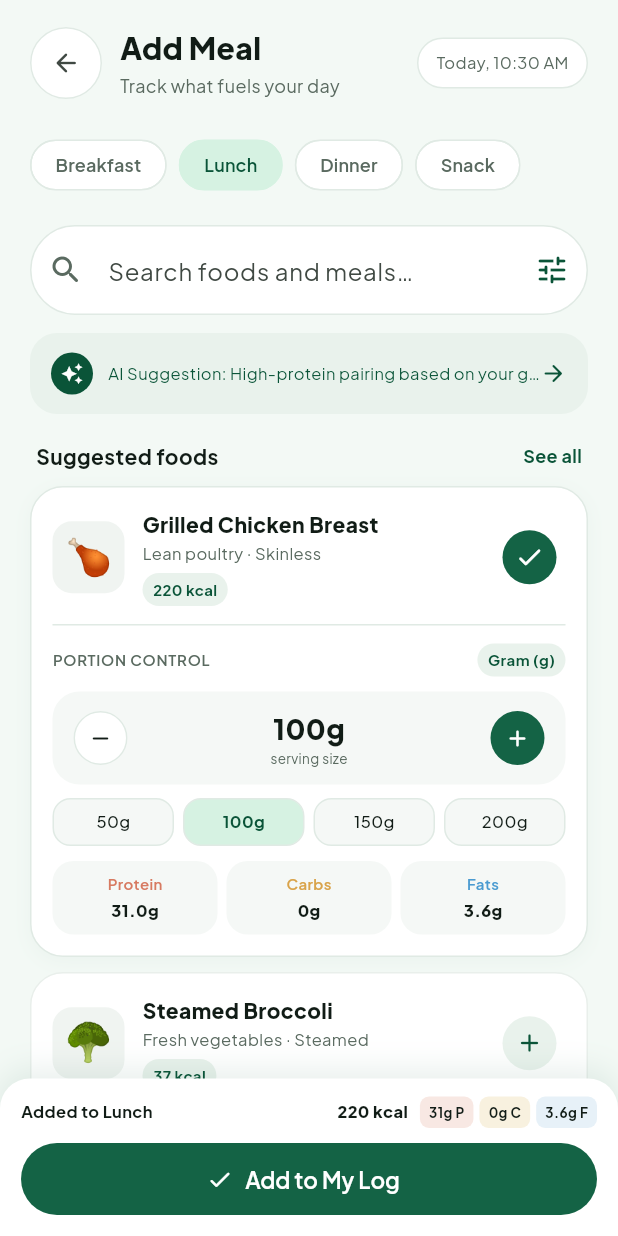
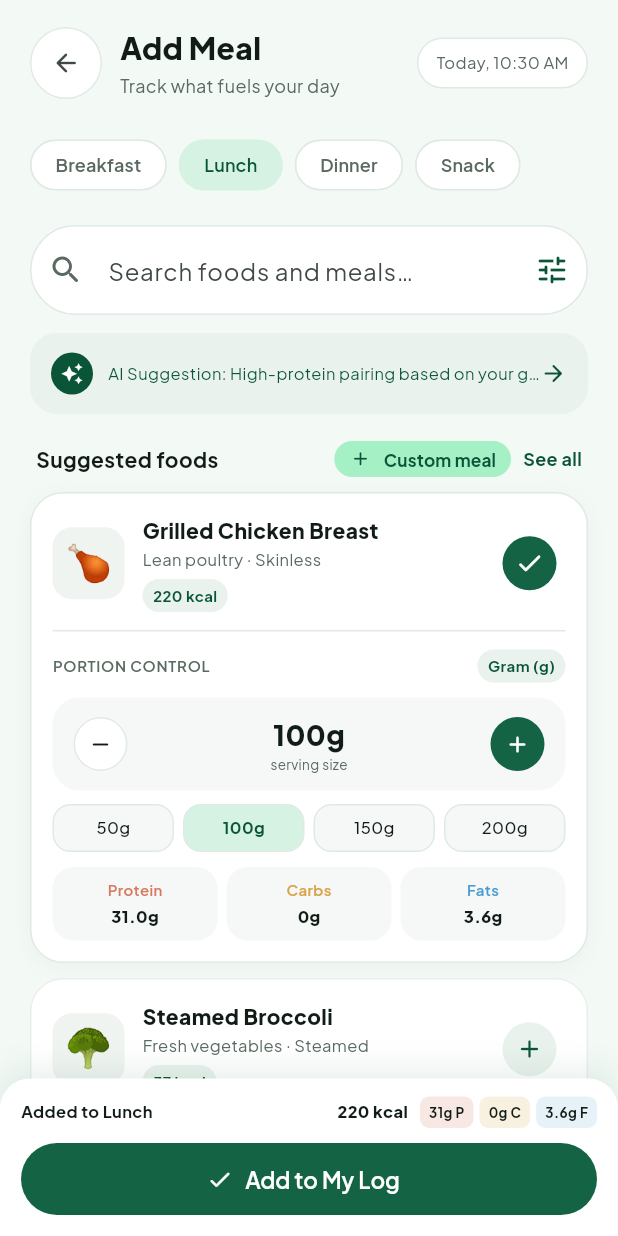
Before and after one commit to Nabil2099/nutration_ai, a Flutter app: the _AddMealView screen opened directly, on a phone screen of 412 x 824 dp. Run offline on Flutter 3.47's test engine with Material 3 defaults, Android fonts, the phone set to English and light mode, and no system bars; our stand-ins replace cloud_firestore, dio, firebase_auth, firebase_core, flutter_bloc, flutter_dotenv and 1 more; accounts and stored records are empty.

Commit message:
feat: add meal type filtering and custom food creation in add meal screen

```diff
--- a/lib/features/meals/data/models/suggested_food.dart
+++ b/lib/features/meals/data/models/suggested_food.dart
@@ -7,6 +7,7 @@ class SuggestedFood {
     required this.carbsPer100g,
     required this.fatPer100g,
     required this.emoji,
+    this.mealTypes = const {'Breakfast', 'Lunch', 'Dinner', 'Snack'},
   });
 
   final String name;
@@ -16,8 +17,10 @@ class SuggestedFood {
   final double carbsPer100g;
   final double fatPer100g;
   final String emoji;
+  final Set<String> mealTypes;
 
   static const suggestions = [
+    // Lunch & Dinner staples (kept first for default Lunch selection)
     SuggestedFood(
       name: 'Grilled Chicken Breast',
       subtitle: 'Lean poultry · Skinless',
@@ -26,6 +29,7 @@ class SuggestedFood {
       carbsPer100g: 0,
       fatPer100g: 3.6,
       emoji: '🍗',
+      mealTypes: {'Lunch', 'Dinner'},
     ),
     SuggestedFood(
       name: 'Steamed Broccoli',
@@ -35,6 +39,7 @@ class SuggestedFood {
       carbsPer100g: 7.2,
       fatPer100g: 0.4,
       emoji: '🥦',
+      mealTypes: {'Lunch', 'Dinner'},
     ),
     SuggestedFood(
       name: 'Brown Rice',
@@ -44,6 +49,161 @@ class SuggestedFood {
       carbsPer100g: 25.6,
       fatPer100g: 1,
       emoji: '🍚',
+      mealTypes: {'Lunch', 'Dinner'},
+    ),
+    // Breakfast
+    SuggestedFood(
+      name: 'Rolled Oats & Berries',
+      subtitle: 'Breakfast · High fiber',
+      caloriesPer100g: 145,
+      proteinPer100g: 5.2,
+      carbsPer100g: 25.4,
+      fatPer100g: 2.6,
+      emoji: '🥣',
+      mealTypes: {'Breakfast'},
+    ),
+    SuggestedFood(
+      name: 'Scrambled Eggs',
+      subtitle: 'Breakfast · Whole eggs',
+      caloriesPer100g: 149,
+      proteinPer100g: 10.6,
+      carbsPer100g: 1.6,
+      fatPer100g: 11.0,
+      emoji: '🍳',
+      mealTypes: {'Breakfast'},
+    ),
+    SuggestedFood(
+      name: 'Avocado Whole-Grain Toast',
+      subtitle: 'Breakfast · Healthy fats',
+      caloriesPer100g: 215,
+      proteinPer100g: 6.1,
+      carbsPer100g: 22.0,
+      fatPer100g: 11.4,
+      emoji: '🥑',
+      mealTypes: {'Breakfast', 'Snack'},
+    ),
+    SuggestedFood(
+      name: 'Greek Yogurt Parfait',
+      subtitle: 'Breakfast · High protein',
+      caloriesPer100g: 97,
+      proteinPer100g: 9.0,
+      carbsPer100g: 7.5,
+      fatPer100g: 3.2,
+      emoji: '🥛',
+      mealTypes: {'Breakfast', 'Snack'},
+    ),
+    // Lunch
+    SuggestedFood(
+      name: 'Quinoa & Chickpea Salad',
+      subtitle: 'Lunch · Plant protein',
+      caloriesPer100g: 158,
+      proteinPer100g: 6.4,
+      carbsPer100g: 23.2,
+      fatPer100g: 4.5,
+      emoji: '🥗',
+      mealTypes: {'Lunch', 'Dinner'},
+    ),
+    SuggestedFood(
+      name: 'Turkey & Hummus Wrap',
+      subtitle: 'Lunch · Balanced wrap',
+      caloriesPer100g: 192,
+      proteinPer100g: 14.5,
+      carbsPer100g: 20.8,
+      fatPer100g: 5.4,
+      emoji: '🌯',
+      mealTypes: {'Lunch'},
+    ),
+    SuggestedFood(
+      name: 'Tuna & Sweet Corn Bowl',
+      subtitle: 'Lunch · Omega-3 rich',
+      caloriesPer100g: 136,
+      proteinPer100g: 17.8,
+      carbsPer100g: 9.6,
+      fatPer100g: 2.6,
+      emoji: '🐟',
+      mealTypes: {'Lunch'},
+    ),
+    // Dinner
+    SuggestedFood(
+      name: 'Baked Atlantic Salmon',
+      subtitle: 'Dinner · Omega-3 fillet',
+      caloriesPer100g: 208,
+      proteinPer100g: 20.4,
+      carbsPer100g: 0,
+      fatPer100g: 13.4,
+      emoji: '🍣',
+      mealTypes: {'Dinner', 'Lunch'},
+    ),
+    SuggestedFood(
+      name: 'Roasted Sweet Potato',
+      subtitle: 'Dinner · Complex carbs',
+      caloriesPer100g: 90,
+      proteinPer100g: 2.0,
+      carbsPer100g: 20.7,
+      fatPer100g: 0.2,
+      emoji: '🍠',
+      mealTypes: {'Dinner', 'Lunch'},
+    ),
+    SuggestedFood(
+      name: 'Red Lentil Coconut Curry',
+      subtitle: 'Dinner · Spiced legumes',
+      caloriesPer100g: 142,
+      proteinPer100g: 7.6,
+      carbsPer100g: 17.5,
+      fatPer100g: 4.6,
+      emoji: '🍛',
+      mealTypes: {'Dinner'},
+    ),
+    SuggestedFood(
+      name: 'Grilled Lean Beef Steak',
+      subtitle: 'Dinner · Iron & protein',
+      caloriesPer100g: 218,
+      proteinPer100g: 27.5,
+      carbsPer100g: 0,
+      fatPer100g: 11.2,
+      emoji: '🥩',
+      mealTypes: {'Dinner'},
+    ),
+    // Snacks
+    SuggestedFood(
+      name: 'Roasted Almonds',
+      subtitle: 'Snack · Crunchy nuts',
+      caloriesPer100g: 579,
+      proteinPer100g: 21.2,
+      carbsPer100g: 21.6,
+      fatPer100g: 49.9,
+      emoji: '🌰',
+      mealTypes: {'Snack'},
+    ),
+    SuggestedFood(
+      name: 'Apple & Peanut Butter',
+      subtitle: 'Snack · Sweet & nutty',
+      caloriesPer100g: 148,
+      proteinPer100g: 4.1,
+      carbsPer100g: 17.2,
+      fatPer100g: 7.4,
+      emoji: '🍎',
+      mealTypes: {'Snack', 'Breakfast'},
+    ),
+    SuggestedFood(
+      name: 'Cottage Cheese & Pineapple',
+      subtitle: 'Snack · Casein protein',
+      caloriesPer100g: 88,
+      proteinPer100g: 9.8,
+      carbsPer100g: 6.5,
+      fatPer100g: 2.3,
+      emoji: '🍍',
+      mealTypes: {'Snack', 'Breakfast'},
+    ),
+    SuggestedFood(
+      name: 'Banana Protein Smoothie',
+      subtitle: 'Snack · Post-workout',
+      caloriesPer100g: 96,
+      proteinPer100g: 8.4,
+      carbsPer100g: 13.0,
+      fatPer100g: 1.2,
+      emoji: '🥤',
+      mealTypes: {'Snack', 'Breakfast'},
     ),
   ];
 }
--- a/lib/features/meals/presentation/cubit/add_meal_state.dart
+++ b/lib/features/meals/presentation/cubit/add_meal_state.dart
@@ -5,27 +5,55 @@ class AddMealState {
     required this.mealType,
     required this.query,
     required Map<String, int> portions,
+    List<SuggestedFood> customFoods = const [],
+    this.filterByMealType = false,
     this.saving = false,
     this.errorMessage,
-  }) : portions = Map.unmodifiable(portions);
+  }) : portions = Map.unmodifiable(portions),
+       customFoods = List.unmodifiable(customFoods);
 
   static const mealTypes = ['Breakfast', 'Lunch', 'Dinner', 'Snack'];
 
   final String mealType;
   final String query;
   final Map<String, int> portions;
+  final List<SuggestedFood> customFoods;
+  final bool filterByMealType;
   final bool saving;
   final String? errorMessage;
 
-  List<SuggestedFood> get visibleFoods => SuggestedFood.suggestions
-      .where(
-        (food) =>
-            food.name.toLowerCase().contains(query.toLowerCase()) ||
-            food.subtitle.toLowerCase().contains(query.toLowerCase()),
-      )
-      .toList(growable: false);
+  List<SuggestedFood> get allFoods => [
+    ...customFoods,
+    ...SuggestedFood.suggestions,
+  ];
 
-  List<SuggestedFood> get selectedFoods => SuggestedFood.suggestions
+  List<SuggestedFood> get visibleFoods {
+    final lowerQuery = query.toLowerCase();
+    final filtered = allFoods.where((food) {
+      final matchesQuery =
+          lowerQuery.isEmpty ||
+          food.name.toLowerCase().contains(lowerQuery) ||
+          food.subtitle.toLowerCase().contains(lowerQuery);
+      if (!matchesQuery) return false;
+      if (filterByMealType) {
+        return food.mealTypes.contains(mealType) || customFoods.contains(food);
+      }
+      return true;
+    }).toList();
+
+    // Prioritize custom foods and foods matching the selected mealType first.
+    filtered.sort((a, b) {
+      final aCustom = customFoods.contains(a) ? 0 : 1;
+      final bCustom = customFoods.contains(b) ? 0 : 1;
+      if (aCustom != bCustom) return aCustom.compareTo(bCustom);
+      final aMatch = a.mealTypes.contains(mealType) ? 0 : 1;
+      final bMatch = b.mealTypes.contains(mealType) ? 0 : 1;
+      return aMatch.compareTo(bMatch);
+    });
+    return List.unmodifiable(filtered);
+  }
+
+  List<SuggestedFood> get selectedFoods => allFoods
       .where((food) => portions.containsKey(food.name))
       .toList(growable: false);
 
--- a/lib/features/meals/presentation/widgets/suggested_food_header.dart
+++ b/lib/features/meals/presentation/widgets/suggested_food_header.dart
@@ -3,24 +3,56 @@ import 'package:flutter/material.dart';
 import '../../../../core/theme/app_colors.dart';
 
 class SuggestedFoodHeader extends StatelessWidget {
-  const SuggestedFoodHeader({super.key});
+  const SuggestedFoodHeader({
+    super.key,
+    this.mealType = 'Lunch',
+    this.filterByMealType = false,
+    this.onToggleFilter,
+    this.onAddCustom,
+  });
+
+  final String mealType;
+  final bool filterByMealType;
+  final VoidCallback? onToggleFilter;
+  final VoidCallback? onAddCustom;
 
   @override
-  Widget build(BuildContext context) => const Padding(
-    padding: EdgeInsets.symmetric(horizontal: 4),
+  Widget build(BuildContext context) => Padding(
+    padding: const EdgeInsets.symmetric(horizontal: 4),
     child: Row(
-      mainAxisAlignment: MainAxisAlignment.spaceBetween,
       children: [
-        Text(
-          'Suggested foods',
-          style: TextStyle(fontSize: 14, fontWeight: FontWeight.w700),
+        const Expanded(
+          child: Text(
+            'Suggested foods',
+            style: TextStyle(fontSize: 14, fontWeight: FontWeight.w700),
+          ),
         ),
-        Text(
-          'See all',
-          style: TextStyle(
-            fontSize: 12,
-            color: AppColors.primary,
-            fontWeight: FontWeight.w700,
+        if (onAddCustom != null)
+          TextButton.icon(
+            onPressed: onAddCustom,
+            style: TextButton.styleFrom(
+              foregroundColor: AppColors.primary,
+              backgroundColor: AppColors.mintBadge,
+              padding: const EdgeInsets.symmetric(horizontal: 10, vertical: 4),
+              minimumSize: Size.zero,
+              tapTargetSize: MaterialTapTargetSize.shrinkWrap,
+            ),
+            icon: const Icon(Icons.add_rounded, size: 15),
+            label: const Text(
+              'Custom meal',
+              style: TextStyle(fontSize: 11.5, fontWeight: FontWeight.w700),
+            ),
+          ),
+        const SizedBox(width: 8),
+        GestureDetector(
+          onTap: onToggleFilter,
+          child: Text(
+            filterByMealType ? 'Only $mealType' : 'See all',
+            style: const TextStyle(
+              fontSize: 12,
+              color: AppColors.primary,
+              fontWeight: FontWeight.w700,
+            ),
           ),
         ),
       ],
```
Also changed, not shown: lib/features/meals/presentation/cubit/add_meal_cubit.dart (+45 -0 lines), lib/features/meals/presentation/screens/add_meal_screen.dart (+21 -1 lines), lib/features/meals/presentation/widgets/custom_food_dialog.dart (added, +169 -0 lines), 1 other file.
